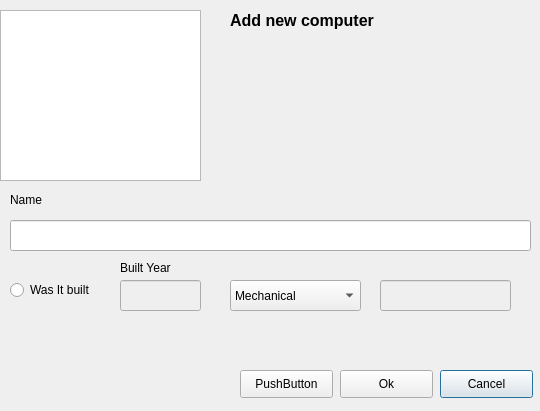
Before: the Qt Designer form addcomputerdialog.ui in gudmundurb/H22, drawn with Qt 5.
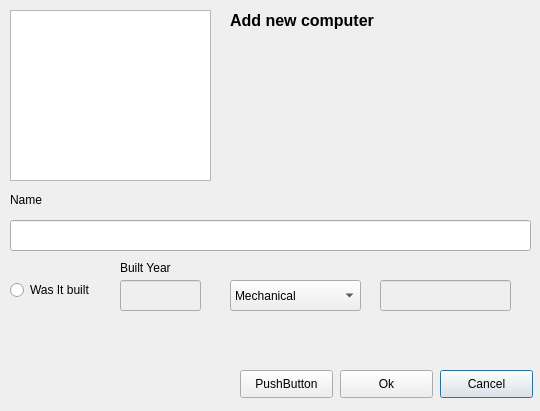
After: the same form once the commit is applied.

Patch:
```diff
--- a/addcomputerdialog.ui
+++ b/addcomputerdialog.ui
@@ -52,7 +52,7 @@
   <widget class="QGraphicsView" name="addComputerPicture">
    <property name="geometry">
     <rect>
-     <x>0</x>
+     <x>10</x>
      <y>10</y>
      <width>201</width>
      <height>171</height>
```
